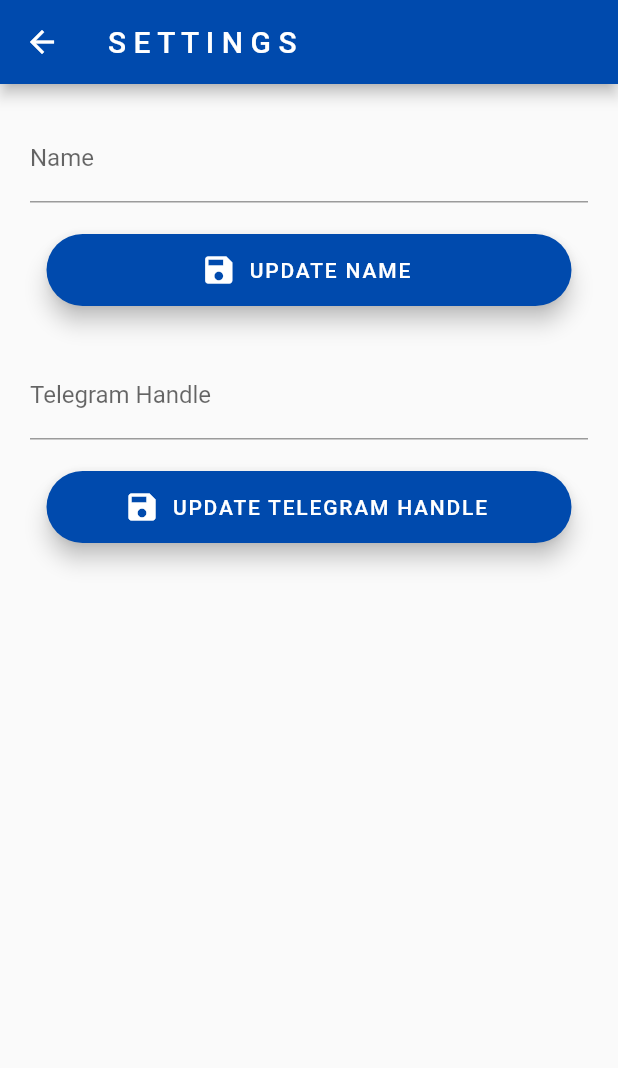
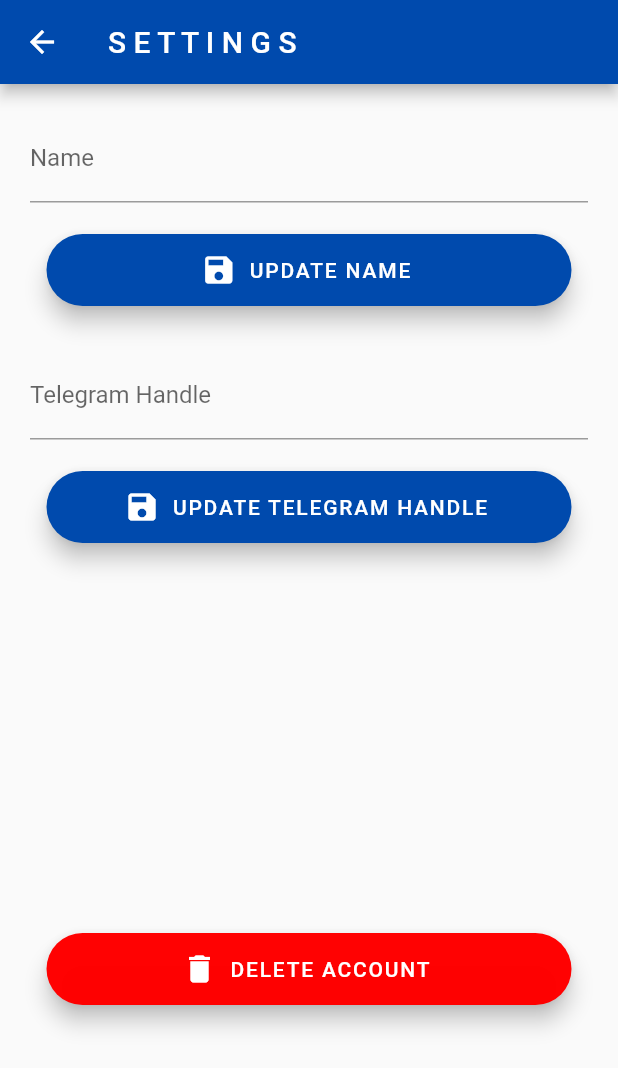
Before and after one commit to farissirraj/LaundroMATE, a Flutter app: the screen it shows after launch, after a tap on "S E T T I N G S", on a phone screen of 412 x 824 dp. Shown: the top 1068 px of the screen. Run offline on Flutter 3.47's test engine with Material 2 defaults, Android fonts, the phone set to English and light mode, and no system bars; our stand-ins replace cloud_firestore, firebase_core, flutter_local_notifications, syncfusion_flutter_calendar, timezone; accounts and stored records are empty.

Commit message:
Account Delete Button

```diff
--- a/lib/homescreen.dart
+++ b/lib/homescreen.dart
@@ -37,7 +37,7 @@ class HomePage extends StatelessWidget {
                       fontSize: 20, color: Color.fromARGB(255, 0, 0, 0)),
                 ),
                 style: ElevatedButton.styleFrom(
-                  primary: Colors.white,
+                  backgroundColor: Colors.white,
                 ),
                 onPressed: () {
                   Navigator.pushNamed(context, '/book');
@@ -54,7 +54,7 @@ class HomePage extends StatelessWidget {
                       fontSize: 20, color: Color.fromARGB(255, 0, 0, 0)),
                 ),
                 style: ElevatedButton.styleFrom(
-                  primary: Colors.white,
+                  backgroundColor: Colors.white,
                 ),
                 onPressed: () {
                   Navigator.pushNamed(context, '/settings');
@@ -71,7 +71,7 @@ class HomePage extends StatelessWidget {
                       fontSize: 20, color: Color.fromARGB(255, 0, 0, 0)),
                 ),
                 style: ElevatedButton.styleFrom(
-                  primary: Colors.white,
+                  backgroundColor: Colors.white,
                 ),
                 onPressed: () {
                   Navigator.pushNamed(context, '/status');
--- a/lib/settings.dart
+++ b/lib/settings.dart
@@ -6,12 +6,15 @@ class Settings extends StatelessWidget {
   Settings({Key? key}) : super(key: key);
 
   final _nameController = TextEditingController();
+  final _telegramController = TextEditingController();
+  final fireStoreReference = FirebaseFirestore.instance;
 
-  final _telegramController = TextEditingController();
-
-  final fireStoreReference = FirebaseFirestore.instance;
   @override
   Widget build(BuildContext context) {
+    void changeHandle(String newHandle) {
+      globals.telegram = newHandle;
+    }
+
     return Scaffold(
       appBar: AppBar(
         title: const Text('S E T T I N G S'),
@@ -128,12 +131,45 @@ class Settings extends StatelessWidget {
             ),
           ),
           const Padding(padding: EdgeInsets.all(5)),
+          const SizedBox(height: 250),
+
+          //Delete Account
+          SizedBox(
+            width: 350.0,
+            child: FloatingActionButton.extended(
+              onPressed: () {
+                showDialog(
+                  context: context,
+                  builder: (context) => AlertDialog(
+                      title: const Text('Do you want to Delete your Account?'),
+                      content: const Text(
+                        "All your appointment and data will be cleared!",
+                        //textAlign: TextAlign.center,
+                        style: TextStyle(fontSize: 20),
+                      ),
+                      actions: [
+                        TextButton(
+                          child: const Text('Yes'),
+                          onPressed: () {
+                            Navigator.pop(context);
+                          },
+                        ),
+                        TextButton(
+                          child: const Text('No'),
+                          onPressed: () {
+                            Navigator.pop(context);
+                          },
+                        )
+                      ]),
+                );
+              },
+              label: const Text('DELETE ACCOUNT'),
+              icon: const Icon(Icons.delete),
+              backgroundColor: const Color.fromARGB(253, 255, 0, 0),
+            ),
+          ),
         ],
       ),
     );
   }
-
-  void changeHandle(String newHandle) {
-    globals.telegram = newHandle;
-  }
 }
```
